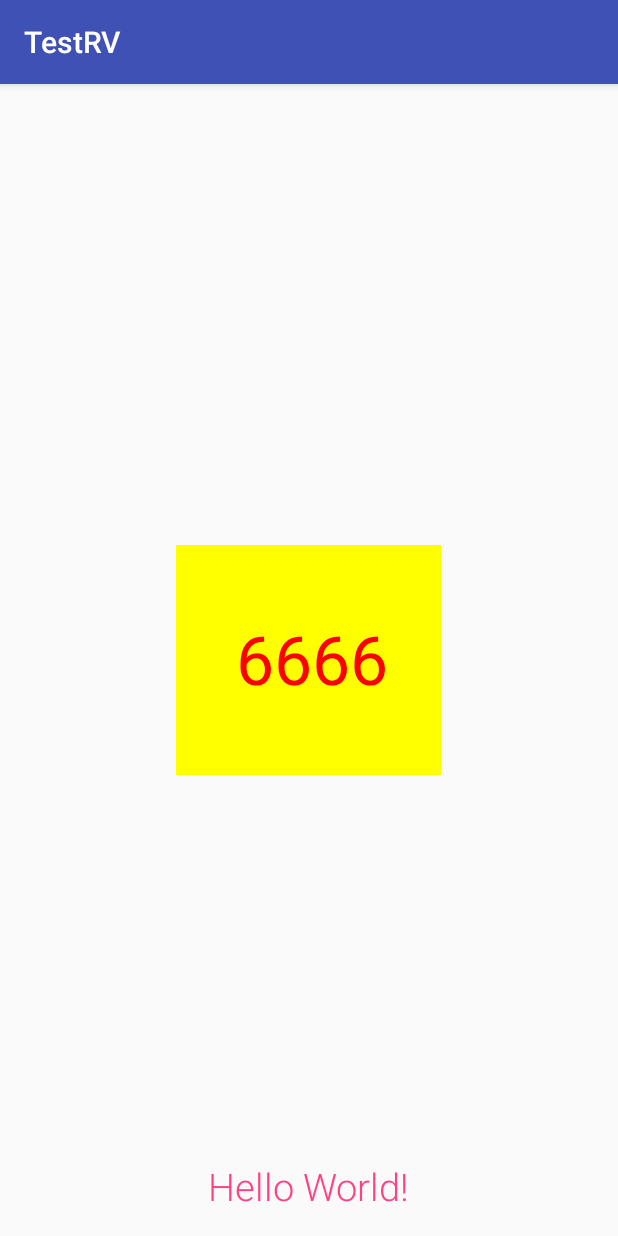
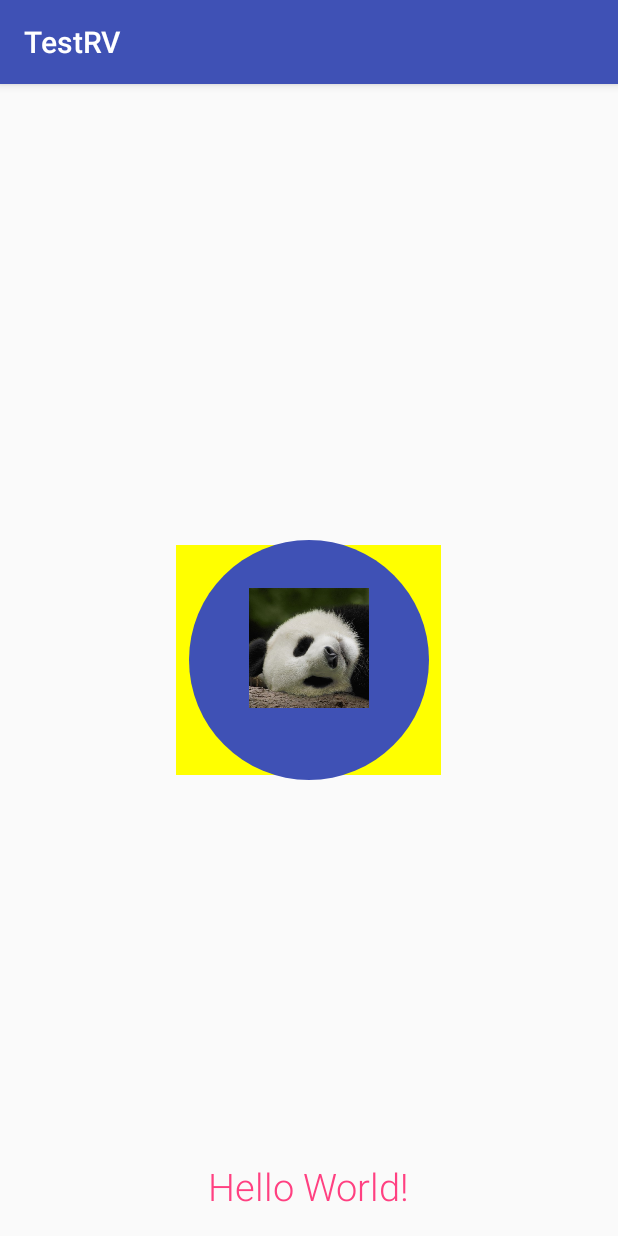
Before and after one commit to Geroge2015/arena, an Android app: the MyAnimationActivity screen opened directly, with no data from a screen before it, on a phone screen of 412 x 824 dp. Run offline under Robolectric (Android 15) with nearby library versions, the phone set to English and light mode, and no system bars.

Commit message:
[update] draw circle

```diff
--- /dev/null
+++ b/TestRV/app/src/main/java/com/example/cm/testrv/anim/MyCircleView.java
@@ -0,0 +1,159 @@
+package com.example.cm.testrv.anim;
+
+import android.content.Context;
+import android.content.res.TypedArray;
+import android.graphics.Bitmap;
+import android.graphics.BitmapFactory;
+import android.graphics.Canvas;
+import android.graphics.Color;
+import android.graphics.Paint;
+import android.graphics.RectF;
+import android.support.annotation.Nullable;
+import android.util.AttributeSet;
+import android.view.View;
+
+import com.example.cm.testrv.R;
+import com.example.cm.testrv.utils.DimenUtils;
+
+/**
+ * Created by George on 2017/9/29.
+ */
+
+public class MyCircleView extends View {
+
+    private int mBgColor = -1;
+    private float radius;
+    private boolean bDrawText;
+    private int mCrinkleColor = Color.WHITE;
+    private float mCircleWidth = 0;
+    private boolean bCircleFill = false;
+    private int mImageResId;
+
+    private Bitmap mIconBitmap;
+    private Canvas mCanvas;
+    private Paint mPaint;
+
+
+    private RectF mRect;
+    private float circleDotX;// 圆点X坐标
+    private float circleDotY;// 圆点Y坐标
+
+    public MyCircleView(Context context) {
+        this(context, null);
+    }
+
+    public MyCircleView(Context context, @Nullable AttributeSet attrs) {
+        super(context, attrs);
+        TypedArray a = context.obtainStyledAttributes(attrs, R.styleable.MyCircleView);
+        mBgColor = a.getColor(R.styleable.MyCircleView_cv_background, mBgColor);
+        radius = a.getDimension(R.styleable.MyCircleView_cv_radius, -1);
+        bDrawText = a.getBoolean(R.styleable.MyCircleView_cv_drawText, true);
+        mCrinkleColor = a.getColor(R.styleable.MyCircleView_cv_crinkleColor, mCrinkleColor);
+        mCircleWidth = a.getDimension(R.styleable.MyCircleView_cv_circle_width, mCircleWidth);
+        bCircleFill = a.getBoolean(R.styleable.MyCircleView_cv_circle_fill, bCircleFill);
+        mImageResId = a.getResourceId(R.styleable.MyCircleView_cv_img, R.mipmap.ic_launcher_round);
+        a.recycle();
+        init();
+    }
+
+    private void init() {
+        mRect = new RectF();
+        if (radius < 0) {
+            radius = getContext().getResources().getDimensionPixelOffset(R.dimen.my_custom_circle_radio);
+        }
+    }
+
+    @Override
+    protected void onLayout(boolean changed, int left, int top, int right, int bottom) {
+        super.onLayout(changed, left, top, right, bottom);
+        cleanInfo();
+        mRect.set(0, 0, right - left, bottom - top);
+
+    }
+
+    private void cleanInfo() {
+        mIconBitmap = null;
+        circleDotX = mRect.centerX();
+        circleDotY = mRect.centerY();
+
+    }
+
+    @Override
+    protected void onSizeChanged(int w, int h, int oldw, int oldh) {
+        super.onSizeChanged(w, h, oldw, oldh);
+        mRect.set(0, 0, w, h);
+        circleDotX = mRect.centerX();
+        circleDotY = mRect.centerY();
+    }
+
+    @Override
+    protected void onDraw(Canvas canvas) {
+        super.onDraw(canvas);
+//        mCanvas = canvas;
+        drawViews(canvas);
+    }
+
+    private void drawViews(Canvas canvas) {
+        drawBgCircle(canvas);
+        drawIcon(canvas);
+    }
+
+    private void drawBgCircle(Canvas canvas) {
+        if (null == mPaint) {
+            mPaint = new Paint();
+            mPaint.setAntiAlias(true);
+            mPaint.setColor(mBgColor);
+            mPaint.setStrokeWidth(mCircleWidth);
+            if (bCircleFill) {
+                mPaint.setStyle(Paint.Style.FILL);
+            } else {
+                mPaint.setStyle(Paint.Style.STROKE);
+            }
+            canvas.drawColor(Color.TRANSPARENT);
+        }
+        canvas.drawCircle(circleDotX, circleDotY, ((int) (radius * 0.8)), mPaint);
+    }
+
+    @Override
+    protected void onDetachedFromWindow() {
+        if (null != mIconBitmap) {
+            mIconBitmap.recycle();
+            mIconBitmap = null;
+        }
+        super.onDetachedFromWindow();
+    }
+
+    private void drawIcon(Canvas canvas) {
+        if (mIconBitmap == null) {
+            mIconBitmap = BitmapFactory.decodeResource(getResources(), mImageResId);
+        }
+        canvas.save();
+
+        final int bmpWidth = mIconBitmap.getWidth();
+        final int bmpHeight = mIconBitmap.getHeight();
+        final int maxBmpSide = Math.max(bmpWidth, bmpHeight);
+
+        final float circleSize = ((float) (radius * 0.8 * 2));
+        final float centerY = bDrawText ? circleDotY - DimenUtils.dp2px(5) : circleDotY;
+        canvas.translate(circleDotX, centerY);
+        canvas.translate(-bmpWidth / 2, -bmpHeight / 2 - 5);
+        /* icon的尺寸如果超过背景圆圈的一半就太难看了,最大值0.8f是之前的逻辑 */
+        final float scale = (float) Math.min(0.8f, 0.5 * circleSize / maxBmpSide);
+        canvas.scale(scale, scale, bmpWidth / 2, bmpHeight / 2);
+        /* 画bitmap */
+        canvas.drawColor(Color.TRANSPARENT);
+        canvas.drawBitmap(mIconBitmap, 0, 0, null);
+        canvas.restore();
+
+    }
+
+
+
+
+
+
+
+
+
+
+}
--- a/TestRV/app/src/main/java/com/example/cm/testrv/anim/CustomTitleView.java
+++ b/TestRV/app/src/main/java/com/example/cm/testrv/anim/MyRandomView.java
@@ -20,7 +20,7 @@ import java.util.Set;
  * Created by George on 2017/8/26.
  */
 
-public class CustomTitleView extends View {
+public class MyRandomView extends View {
 
 
     private String mTestText;
@@ -31,20 +31,20 @@ public class CustomTitleView extends View {
     private Paint mPaint;
 
 
-    public CustomTitleView(Context context) {
+    public MyRandomView(Context context) {
         this(context, null);
     }
 
-    public CustomTitleView(Context context, AttributeSet attrs) {
+    public MyRandomView(Context context, AttributeSet attrs) {
         this(context, attrs, 0);
     }
 
-    public CustomTitleView(Context context, AttributeSet attrs, int defStyleAttr) {
+    public MyRandomView(Context context, AttributeSet attrs, int defStyleAttr) {
         super(context, attrs, defStyleAttr);
         /**
          * 获得我们所定义的自定义样式属性
          */
-        TypedArray a = context.getTheme().obtainStyledAttributes(attrs, R.styleable.CustomTitleView, defStyleAttr, 0);
+        TypedArray a = context.getTheme().obtainStyledAttributes(attrs, R.styleable.MyRandomView, defStyleAttr, 0);
 //        int n = a.getIndexCount();
 //        for (int i = 0; i < n; i++) {
 //            int attr = a.getIndex(i);
@@ -65,9 +65,9 @@ public class CustomTitleView extends View {
 //            }
 //        }
         if (null != a) {
-            mTestText = a.getString(R.styleable.CustomTitleView_testText);
-            mTestColor = a.getColor(R.styleable.CustomTitleView_testTextColor, Color.BLACK);
-            mTestTextSize = a.getDimensionPixelSize(R.styleable.CustomTitleView_testTextSize,
+            mTestText = a.getString(R.styleable.MyRandomView_testText);
+            mTestColor = a.getColor(R.styleable.MyRandomView_testTextColor, Color.BLACK);
+            mTestTextSize = a.getDimensionPixelSize(R.styleable.MyRandomView_testTextSize,
                     (int) TypedValue.applyDimension(TypedValue.COMPLEX_UNIT_SP, 16, getResources().getDisplayMetrics()));
             a.recycle();
             /*
--- a/TestRV/app/src/main/res/layout/my_animation_layout.xml
+++ b/TestRV/app/src/main/res/layout/my_animation_layout.xml
@@ -27,7 +27,7 @@
         android:layout_height="match_parent"
         android:visibility="gone"/>
 
-    <com.example.cm.testrv.anim.CustomTitleView
+    <com.example.cm.testrv.anim.MyRandomView
         android:id="@+id/my_custom_title_view"
         android:layout_width="wrap_content"
         android:layout_height="wrap_content"
@@ -41,5 +41,13 @@
         custom:testTextSize="45sp"
         android:visibility="gone"/>
 
+    <com.example.cm.testrv.anim.MyCircleView
+        android:layout_width="wrap_content"
+        android:layout_height="wrap_content"
+        custom:cv_background="@color/colorPrimary"
+        custom:cv_circle_fill="true"
+        custom:cv_img="@drawable/ic_panda"
+        custom:cv_radius="100dp"/>
+
 
 </RelativeLayout>
--- a/TestRV/app/src/main/res/values/attrs.xml
+++ b/TestRV/app/src/main/res/values/attrs.xml
@@ -31,10 +31,23 @@
     <attr name="testTextColor" format="color" />
     <attr name="testTextSize" format="dimension" />
 
-    <declare-styleable name="CustomTitleView">
+    <declare-styleable name="MyRandomView">
         <attr name="testText"/>
         <attr name="testTextColor" />
         <attr name="testTextSize" />
     </declare-styleable>
 
+    <declare-styleable name="MyCircleView">
+        <attr name="cv_background" format="color|reference"/>
+        <attr name="cv_radius" format="dimension|reference"/>
+        <attr name="cv_drawText" format="boolean|reference"/>
+        <attr name="cv_low_level" format="color|reference"/>
+        <attr name="cv_mid_level" format="color|reference"/>
+        <attr name="cv_high_level" format="color|reference"/>
+        <attr name="cv_crinkleColor" format="color|reference"/>
+        <attr name="cv_circle_width" format="dimension|reference"/>
+        <attr name="cv_circle_fill" format="boolean|reference"/>
+        <attr name="cv_img" format="reference"/>
+    </declare-styleable>
+
 </resources>
--- a/TestRV/app/src/main/res/values/dimens.xml
+++ b/TestRV/app/src/main/res/values/dimens.xml
@@ -2,4 +2,6 @@
     <!-- Default screen margins, per the Android Design guidelines. -->
     <dimen name="activity_horizontal_margin">16dp</dimen>
     <dimen name="activity_vertical_margin">16dp</dimen>
+    <dimen name="my_custom_circle_radio">40dp</dimen>
+
 </resources>
```
Also changed, not shown: TestRV/app/src/main/res/drawable/ic_panda.png (added).
